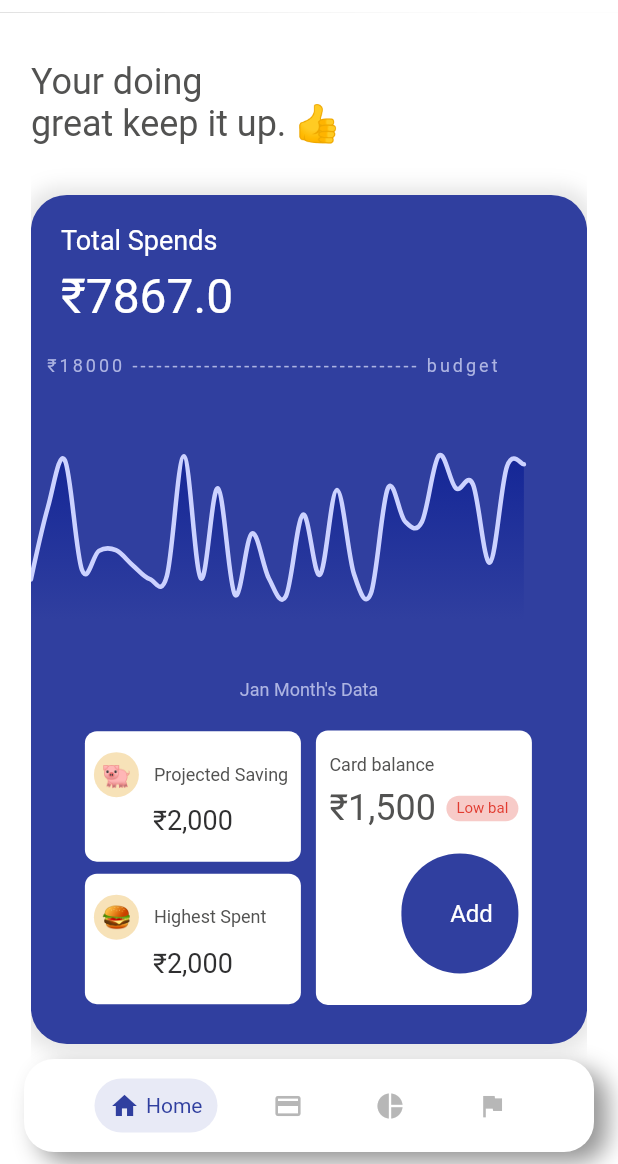
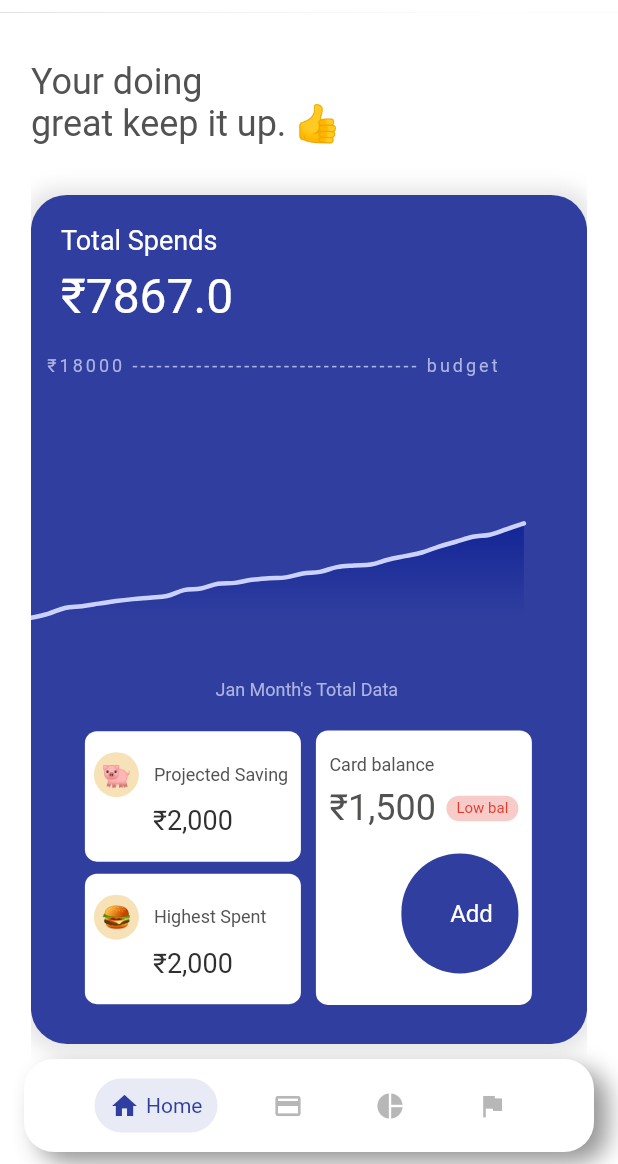
Before and after one commit to Arjun3492/zerobalance_expense_tracker, a Flutter app: the screen it shows after launch, after a tap on "Complete Now", on a phone screen of 412 x 824 dp, the part 72-1236 px from its top. Run offline on Flutter 3.47's test engine with Material 2 defaults, Android fonts, the phone set to English and light mode, and no system bars; drawn by our look-alikes of fl_chart; our stand-ins replace get.

```diff
--- a/lib/modules/home/view/home_screen.dart
+++ b/lib/modules/home/view/home_screen.dart
@@ -45,7 +45,7 @@ class HomeScreen extends StatelessWidget {
                   ),
                   SizedBox(height: height * 0.04),
                   ExpenditureStats(
-                    home: true,
+                    isHome: true,
                     onClickFunction: () => controller.onClickComplete(),
                   ),
                   SizedBox(height: height * 0.045),
--- a/lib/modules/second_screen/view/second_screen.dart
+++ b/lib/modules/second_screen/view/second_screen.dart
@@ -45,7 +45,7 @@ class SecondScreen extends StatelessWidget {
                   ),
                   SizedBox(height: height * 0.04),
                   ExpenditureStats(
-                      home: false,
+                      isHome: false,
                       onClickFunction: () =>
                           controller.onClickAdd(context, width, height)),
                   SizedBox(height: height * 0.045),
--- a/lib/widgets/components/expenditure_stats.dart
+++ b/lib/widgets/components/expenditure_stats.dart
@@ -7,9 +7,9 @@ class ExpenditureStats extends StatelessWidget {
   const ExpenditureStats({
     Key? key,
     required this.onClickFunction,
-    required this.home,
+    required this.isHome,
   }) : super(key: key);
-  final bool home;
+  final bool isHome;
   final Function onClickFunction;
   @override
   Widget build(BuildContext context) {
@@ -19,12 +19,14 @@ class ExpenditureStats extends StatelessWidget {
     final _spots = List<FlSpot>.generate(30, (i) {
       double _expenditure = expenditure().toDouble();
       totalExpenditure += _expenditure;
-      return FlSpot(i.toDouble(), _expenditure);
+      return isHome
+          ? FlSpot(i.toDouble(), _expenditure)
+          : FlSpot(i.toDouble(), totalExpenditure);
     });
 
     return Align(
       child: Container(
-        height: home ? 544 : 566,
+        height: isHome ? 544 : 566,
         decoration: BoxDecoration(
             color: kPrimaryColor,
             boxShadow: [
@@ -67,17 +69,22 @@ class ExpenditureStats extends StatelessWidget {
             SizedBox(
                 width: 340,
                 height: 122,
-                child: LineChart(lineChartData(_spots))),
+                child: LineChart(lineChartData(_spots, isHome))),
             const SizedBox(height: 20),
             const SizedBox(height: 20),
-            const Center(
-              child: Text(
-                "Jan Month's Data",
-                style: TextStyle(fontSize: 12, color: Color(0xffADB4E2)),
-              ),
+            Center(
+              child: isHome
+                  ? const Text(
+                      "Jan Month's Data per day",
+                      style: TextStyle(fontSize: 12, color: Color(0xffADB4E2)),
+                    )
+                  : const Text(
+                      "Jan Month's Total Data ",
+                      style: TextStyle(fontSize: 12, color: Color(0xffADB4E2)),
+                    ),
             ),
             const SizedBox(height: 20),
-            home
+            isHome
                 ? Center(
                     child: Container(
                       width: 312,
@@ -310,7 +317,7 @@ class CardTile extends StatelessWidget {
   }
 }
 
-LineChartData lineChartData(List<FlSpot> spots) {
+LineChartData lineChartData(List<FlSpot> spots, bool isHome) {
   return LineChartData(
     titlesData: FlTitlesData(
       show: false,
@@ -322,7 +329,7 @@ LineChartData lineChartData(List<FlSpot> spots) {
     minX: 0,
     maxX: 30,
     minY: 0,
-    maxY: 550,
+    maxY: isHome ? 550 : 500 * 30,
     lineBarsData: [
       LineChartBarData(
         spots: spots,
```
